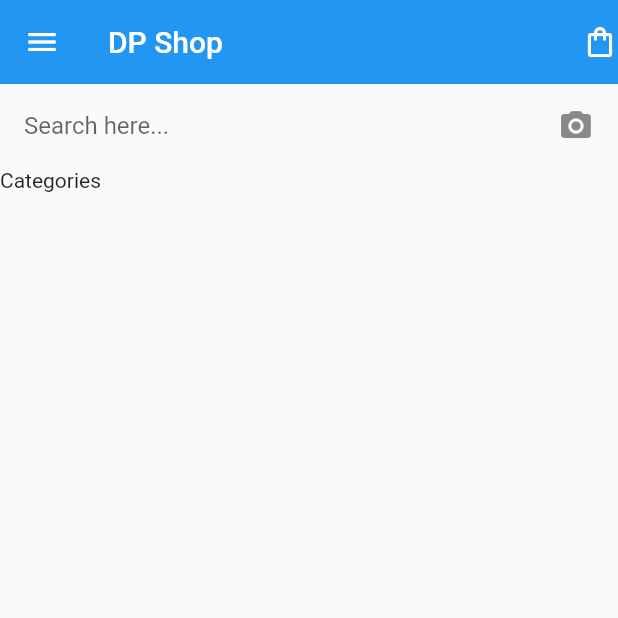
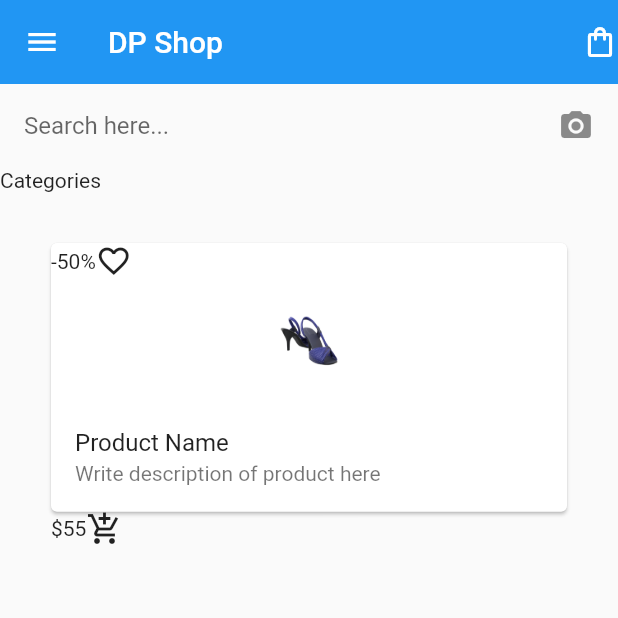
Before and after one commit to jgarzon26/shopping_app, a Flutter app: the screen it shows after launch, on a phone screen of 412 x 824 dp, the top half of it. Run offline on Flutter 3.47's test engine with Material 2 defaults, Android fonts, the phone set to English and light mode, and no system bars.

Commit message:
Best Items

```diff
--- a/lib/Homepage/home.dart
+++ b/lib/Homepage/home.dart
@@ -1,4 +1,5 @@
 import 'package:flutter/material.dart';
+import 'package:shopping_app/Homepage/item_card.dart';
 import 'category_data.dart';
 import 'category.dart';
 
@@ -39,9 +40,11 @@ class Home extends StatelessWidget{
             delegate: SliverChildListDelegate(
               [
                 Text('Categories'),
+                ItemCard(categoryData[0]['name']!, categoryData[0]['image']!),
               ]
             )
-          )
+          ),
+
         ],
       ),
     );
--- /dev/null
+++ b/lib/Homepage/item_card.dart
@@ -0,0 +1,55 @@
+import 'package:flutter/material.dart';
+
+class ItemCard extends StatelessWidget {
+  final String _itemName;
+  final String _itemImage;
+
+  const ItemCard(this._itemName, this._itemImage,
+      {super.key});
+
+  @override
+  Widget build(BuildContext context) {
+    return SizedBox(
+      height: MediaQuery.of(context).size.height * 0.3,
+      width: MediaQuery.of(context).size.width * 0.3,
+      child: Padding(
+        padding: const EdgeInsets.all(30.0),
+        child: Card(
+          child: Column(
+            children: [
+              Row(
+                children: [
+                  Container(
+                    child: Text("-50%"),
+                  ),
+                  Icon(Icons.favorite_border),
+                ],
+              ),
+              Image.asset(
+                _itemImage,
+                height: MediaQuery.of(context).size.height * 0.1,
+                width: MediaQuery.of(context).size.width * 0.1,
+              ),
+              ListTile(
+                title: Text(
+                  "Product Name",
+                ),
+                subtitle: Text(
+                  "Write description of product here",
+                ),
+              ),
+              Row(
+                children: [
+                  Text(
+                    "\$55",
+                  ),
+                  Icon(Icons.add_shopping_cart),
+                ],
+              ),
+            ],
+          ),
+        ),
+      ),
+    );
+  }
+}
```
